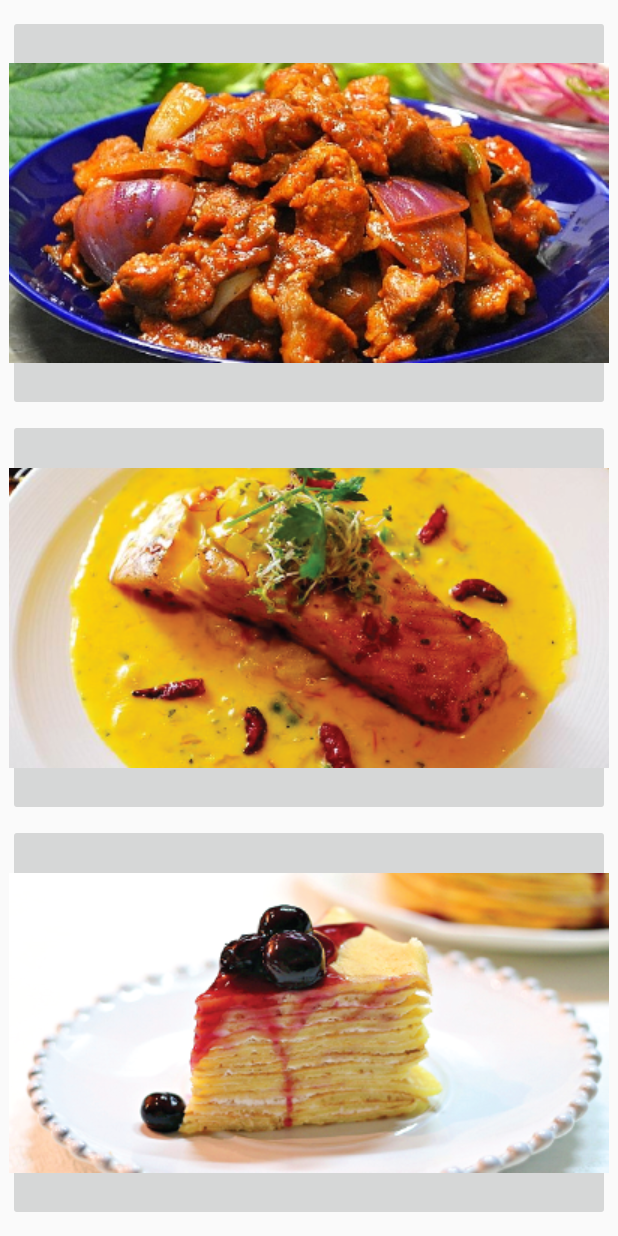
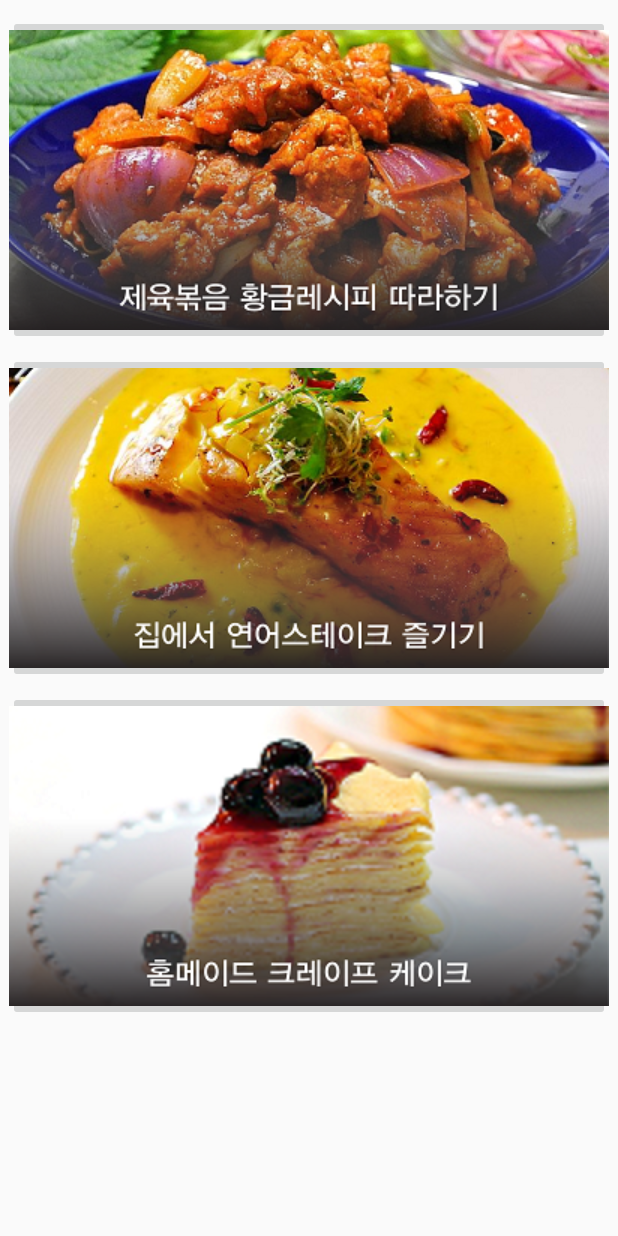
Before and after one commit to Leewonkyung/SOMATE, an Android app: the MainActivity2 screen opened directly, with no data from a screen before it, on a phone screen of 412 x 824 dp. Run offline under Robolectric (Android 15) with nearby library versions, the phone set to English and light mode, and no system bars.

Commit message:
mainactivity 수정
사진짤리는거 해결

```diff
--- a/CookCook/app/src/main/res/layout/activity_main2.xml
+++ b/CookCook/app/src/main/res/layout/activity_main2.xml
@@ -1,4 +1,10 @@
 <?xml version="1.0" encoding="utf-8"?>
+<ScrollView xmlns:android="http://schemas.android.com/apk/res/android"
+    xmlns:tools="http://schemas.android.com/tools"
+    android:layout_width="match_parent"
+    android:layout_height="match_parent"
+    tools:context=".MainActivity2"
+    android:scrollbars="none">
 <RelativeLayout xmlns:android="http://schemas.android.com/apk/res/android"
     xmlns:tools="http://schemas.android.com/tools"
     android:id="@+id/RelativeLayout1"
@@ -19,12 +25,12 @@
             <ImageButton
                 android:id="@+id/mainButton1"
                 android:layout_width="0dp"
-                android:layout_height="fill_parent"
+                android:layout_height="wrap_content"
                 android:layout_weight="1"
                 android:layout_marginLeft="5dp"
                 android:layout_marginRight="5dp"
                 android:layout_marginTop="10dp"
-                android:src="@drawable/main1"
+                android:src="@drawable/main_1"
                 />
         </TableRow>
         <TableRow
@@ -35,12 +41,12 @@
             <ImageButton
                 android:id="@+id/mainButton2"
                 android:layout_width="0dp"
-                android:layout_height="match_parent"
+                android:layout_height="wrap_content"
                 android:layout_weight="1"
                 android:layout_marginLeft="5dp"
                 android:layout_marginRight="5dp"
                 android:layout_marginTop="5dp"
-                android:src="@drawable/main2"
+                android:src="@drawable/main_2"
                 />
         </TableRow>
         <TableRow
@@ -52,15 +58,16 @@
             <ImageButton
                 android:id="@+id/mainButton3"
                 android:layout_width="0dp"
-                android:layout_height="match_parent"
+                android:layout_height="wrap_content"
                 android:layout_weight="1"
                 android:layout_marginLeft="5dp"
                 android:layout_marginRight="5dp"
                 android:layout_marginTop="5dp"
                 android:layout_marginBottom="10dp"
-                android:src="@drawable/main3"
+                android:src="@drawable/main_3"
                 />
 
         </TableRow>
     </TableLayout>
 </RelativeLayout>
+    </ScrollView>
--- a/CookCook/app/src/main/res/layout/activity_read.xml
+++ b/CookCook/app/src/main/res/layout/activity_read.xml
@@ -7,5 +7,10 @@
         android:id="@+id/viewpager"
         android:layout_width="match_parent"
         android:layout_height="match_parent" />
+    <ImageView
+        android:id="@+id/view1"
+        android:layout_width="wrap_content"
+        android:layout_height="wrap_content"
+        android:background="@drawable/view1"/>
 
 </LinearLayout>
```
Also changed, not shown: CookCook/app/src/main/res/drawable/main_1.png (added), CookCook/app/src/main/res/drawable/main_2.png (added), CookCook/app/src/main/res/drawable/main_3.png (added), CookCook/app/src/main/res/drawable/view1.png (added), CookCook/app/src/main/res/drawable/view2.png (added), CookCook/app/src/main/res/drawable/view3.png (added), CookCook/app/src/main/res/drawable/view4.png (added), CookCook/app/src/main/res/drawable/view5.png (added), 2 other files.
